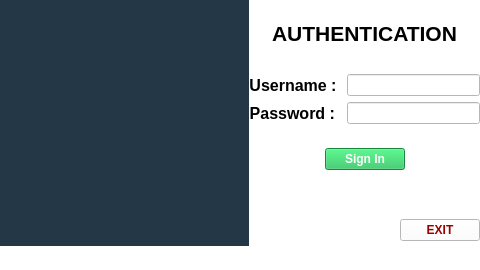
Above: uiauthentification.ui from thiongane-ndiaga/gestion_des_notes before the change. Below: the same form after it.
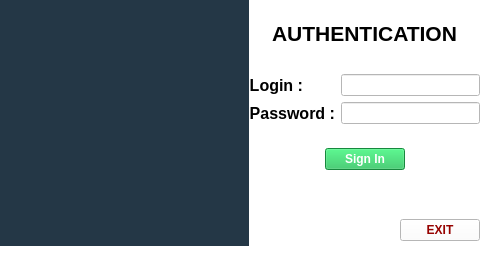
That is the form after the change. Icons and pictures are not drawn.

```diff
--- a/uiauthentification.ui
+++ b/uiauthentification.ui
@@ -22,6 +22,11 @@
     <height>270</height>
    </size>
   </property>
+  <property name="font">
+   <font>
+    <family>Tahoma</family>
+   </font>
+  </property>
   <property name="windowTitle">
    <string>MainWindow</string>
   </property>
@@ -105,7 +110,7 @@
           </font>
          </property>
          <property name="text">
-          <string>Username : </string>
+          <string>Login :</string>
          </property>
          <property name="alignment">
           <set>Qt::AlignRight|Qt::AlignTrailing|Qt::AlignVCenter</set>
@@ -113,7 +118,13 @@
         </widget>
        </item>
        <item row="0" column="1">
-        <widget class="QLineEdit" name="lineEditUsername"/>
+        <widget class="QLineEdit" name="lineEditLogin">
+         <property name="font">
+          <font>
+           <family>Tahoma</family>
+          </font>
+         </property>
+        </widget>
        </item>
        <item row="1" column="0">
         <widget class="QLabel" name="labelPassword">
@@ -134,7 +145,19 @@
         </widget>
        </item>
        <item row="1" column="1">
-        <widget class="QLineEdit" name="lineEditPassword"/>
+        <widget class="QLineEdit" name="lineEditPassword">
+         <property name="font">
+          <font>
+           <family>Tahoma</family>
+          </font>
+         </property>
+         <property name="inputMask">
+          <string/>
+         </property>
+         <property name="echoMode">
+          <enum>QLineEdit::Password</enum>
+         </property>
+        </widget>
        </item>
       </layout>
      </item>
```
Left out of the diff: 4 changed lines with no effect on the pictures.
